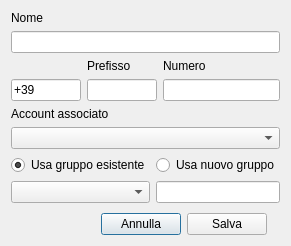
The window that editcontattodialog.ui (freesmee/freesmee-desktop) describes before a commit, drawn with Qt 5.
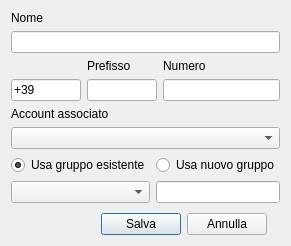
The same window after the commit. Icons and pictures are not drawn.

```diff
--- a/editcontattodialog.ui
+++ b/editcontattodialog.ui
@@ -170,29 +170,6 @@
        </property>
       </spacer>
      </item>
-     <item>
-      <widget class="QPushButton" name="annulla">
-       <property name="sizePolicy">
-        <sizepolicy hsizetype="Minimum" vsizetype="Minimum">
-         <horstretch>0</horstretch>
-         <verstretch>0</verstretch>
-        </sizepolicy>
-       </property>
-       <property name="text">
-        <string>Annulla</string>
-       </property>
-       <property name="icon">
-        <iconset resource="resources.qrc">
-         <normaloff>:/resource/rimuovi.png</normaloff>:/resource/rimuovi.png</iconset>
-       </property>
-       <property name="iconSize">
-        <size>
-         <width>16</width>
-         <height>16</height>
-        </size>
-       </property>
-      </widget>
-     </item>
      <item>
       <widget class="QPushButton" name="salva">
        <property name="sizePolicy">
@@ -216,6 +193,29 @@
        </property>
       </widget>
      </item>
+     <item>
+      <widget class="QPushButton" name="annulla">
+       <property name="sizePolicy">
+        <sizepolicy hsizetype="Minimum" vsizetype="Minimum">
+         <horstretch>0</horstretch>
+         <verstretch>0</verstretch>
+        </sizepolicy>
+       </property>
+       <property name="text">
+        <string>Annulla</string>
+       </property>
+       <property name="icon">
+        <iconset resource="resources.qrc">
+         <normaloff>:/resource/rimuovi.png</normaloff>:/resource/rimuovi.png</iconset>
+       </property>
+       <property name="iconSize">
+        <size>
+         <width>16</width>
+         <height>16</height>
+        </size>
+       </property>
+      </widget>
+     </item>
      <item>
       <widget class="QLabel" name="labelSpin">
        <property name="text">
```
Left out of the diff: 1 changed line with no effect on the pictures.
